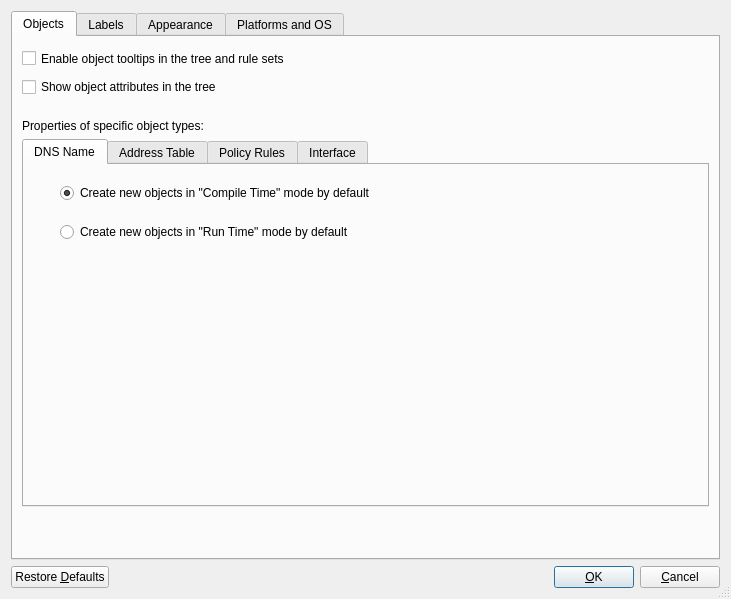
Linuxfabrik/firewallfabrik, file src/firewallfabrik/gui/ui/prefsdialog_q.ui: the form before one commit.
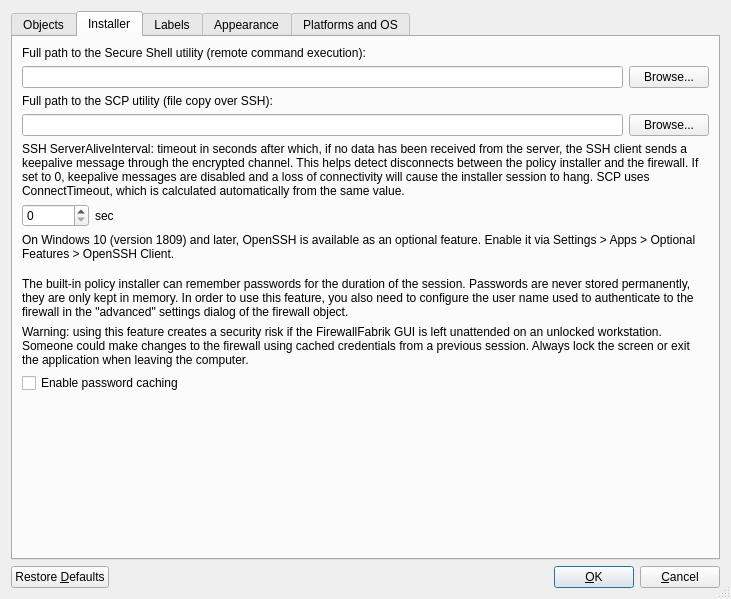
The form after the commit. The open tabs and pages were chosen to show the change. Icons and pictures are not drawn.

Commit message: feat(gui): add Installer tab, bridge support, settings dialog improvements

Diff of the .ui file:
```diff
--- a/src/firewallfabrik/gui/ui/prefsdialog_q.ui
+++ b/src/firewallfabrik/gui/ui/prefsdialog_q.ui
@@ -614,6 +614,210 @@
        </item>
       </layout>
      </widget>
+     <widget class="QWidget" name="tabInstaller">
+      <attribute name="title">
+       <string>Installer</string>
+      </attribute>
+      <attribute name="icon">
+       <iconset resource="MainRes.qrc">
+        <normaloff>:/Icons/Install/icon</normaloff>:/Icons/Install/icon</iconset>
+      </attribute>
+      <layout class="QVBoxLayout" name="installerLayout">
+       <item>
+        <widget class="QLabel" name="labelSshPath">
+         <property name="text">
+          <string>Full path to the Secure Shell utility (remote command execution):</string>
+         </property>
+         <property name="wordWrap">
+          <bool>true</bool>
+         </property>
+        </widget>
+       </item>
+       <item>
+        <layout class="QHBoxLayout" name="sshPathLayout">
+         <item>
+          <widget class="QLineEdit" name="sshPath">
+           <property name="toolTip">
+            <string>Path to the SSH executable used for remote command
+execution during policy installation (e.g. /usr/bin/ssh
+on Linux, ssh.exe on Windows).</string>
+           </property>
+          </widget>
+         </item>
+         <item>
+          <widget class="QPushButton" name="browseForSSH">
+           <property name="sizePolicy">
+            <sizepolicy hsizetype="Fixed" vsizetype="Fixed">
+             <horstretch>0</horstretch>
+             <verstretch>0</verstretch>
+            </sizepolicy>
+           </property>
+           <property name="text">
+            <string>Browse...</string>
+           </property>
+           <property name="toolTip">
+            <string>Browse for the SSH utility on the local file system.</string>
+           </property>
+          </widget>
+         </item>
+        </layout>
+       </item>
+       <item>
+        <widget class="QLabel" name="labelScpPath">
+         <property name="text">
+          <string>Full path to the SCP utility (file copy over SSH):</string>
+         </property>
+         <property name="wordWrap">
+          <bool>true</bool>
+         </property>
+        </widget>
+       </item>
+       <item>
+        <layout class="QHBoxLayout" name="scpPathLayout">
+         <item>
+          <widget class="QLineEdit" name="scpPath">
+           <property name="toolTip">
+            <string>Path to the SCP executable used for copying firewall
+policy files to the target device (e.g. /usr/bin/scp
+on Linux, scp.exe on Windows).</string>
+           </property>
+          </widget>
+         </item>
+         <item>
+          <widget class="QPushButton" name="browseForSCP">
+           <property name="sizePolicy">
+            <sizepolicy hsizetype="Fixed" vsizetype="Fixed">
+             <horstretch>0</horstretch>
+             <verstretch>0</verstretch>
+            </sizepolicy>
+           </property>
+           <property name="text">
+            <string>Browse...</string>
+           </property>
+           <property name="toolTip">
+            <string>Browse for the SCP utility on the local file system.</string>
+           </property>
+          </widget>
+         </item>
+        </layout>
+       </item>
+       <item>
+        <widget class="QLabel" name="labelSshTimeoutDesc">
+         <property name="text">
+          <string>SSH ServerAliveInterval: timeout in seconds after which, if no data has been received from the server, the SSH client sends a keepalive message through the encrypted channel. This helps detect disconnects between the policy installer and the firewall. If set to 0, keepalive messages are disabled and a loss of connectivity will cause the installer session to hang. SCP uses ConnectTimeout, which is calculated automatically from the same value.</string>
+         </property>
+         <property name="wordWrap">
+          <bool>true</bool>
+         </property>
+        </widget>
+       </item>
+       <item>
+        <layout class="QHBoxLayout" name="sshTimeoutLayout">
+         <item>
+          <widget class="QSpinBox" name="sshTimeout">
+           <property name="toolTip">
+            <string>SSH keepalive interval in seconds. Set to 0 to disable
+keepalive messages (not recommended). Default: 10.</string>
+           </property>
+           <property name="maximum">
+            <number>999999</number>
+           </property>
+          </widget>
+         </item>
+         <item>
+          <widget class="QLabel" name="labelSshTimeoutUnit">
+           <property name="text">
+            <string>sec</string>
+           </property>
+          </widget>
+         </item>
+         <item>
+          <spacer name="sshTimeoutSpacer">
+           <property name="orientation">
+            <enum>Qt::Orientation::Horizontal</enum>
+           </property>
+           <property name="sizeHint" stdset="0">
+            <size>
+             <width>40</width>
+             <height>20</height>
+            </size>
+           </property>
+          </spacer>
+         </item>
+        </layout>
+       </item>
+       <item>
+        <widget class="QLabel" name="windowsSshHint">
+         <property name="text">
+          <string>On Windows 10 (version 1809) and later, OpenSSH is available as an optional feature. Enable it via Settings &gt; Apps &gt; Optional Features &gt; OpenSSH Client.</string>
+         </property>
+         <property name="wordWrap">
+          <bool>true</bool>
+         </property>
+        </widget>
+       </item>
+       <item>
+        <spacer name="installerSpacer1">
+         <property name="orientation">
+          <enum>Qt::Orientation::Vertical</enum>
+         </property>
+         <property name="sizeType">
+          <enum>QSizePolicy::Policy::Fixed</enum>
+         </property>
+         <property name="sizeHint" stdset="0">
+          <size>
+           <width>20</width>
+           <height>10</height>
+          </size>
+         </property>
+        </spacer>
+       </item>
+       <item>
+        <widget class="QLabel" name="labelPassCacheDesc">
+         <property name="text">
+          <string>The built-in policy installer can remember passwords for the duration of the session. Passwords are never stored permanently, they are only kept in memory. In order to use this feature, you also need to configure the user name used to authenticate to the firewall in the "advanced" settings dialog of the firewall object.</string>
+         </property>
+         <property name="wordWrap">
+          <bool>true</bool>
+         </property>
+        </widget>
+       </item>
+       <item>
+        <widget class="QLabel" name="labelPassCacheWarning">
+         <property name="text">
+          <string>Warning: using this feature creates a security risk if the FirewallFabrik GUI is left unattended on an unlocked workstation. Someone could make changes to the firewall using cached credentials from a previous session. Always lock the screen or exit the application when leaving the computer.</string>
+         </property>
+         <property name="wordWrap">
+          <bool>true</bool>
+         </property>
+        </widget>
+       </item>
+       <item>
+        <widget class="QCheckBox" name="rememberSshPass">
+         <property name="toolTip">
+          <string>Enable password caching for the duration of the session
+(passwords are never stored permanently).</string>
+         </property>
+         <property name="text">
+          <string>Enable password caching</string>
+         </property>
+        </widget>
+       </item>
+       <item>
+        <spacer name="installerSpacer2">
+         <property name="orientation">
+          <enum>Qt::Orientation::Vertical</enum>
+         </property>
+         <property name="sizeHint" stdset="0">
+          <size>
+           <width>20</width>
+           <height>40</height>
+          </size>
+         </property>
+        </spacer>
+       </item>
+      </layout>
+     </widget>
      <widget class="QWidget" name="tabLabels">
       <property name="enabled">
        <bool>true</bool>
```
Left out of the diff: 40 changed lines with no effect on the pictures. The commit also changes 19 other files.
